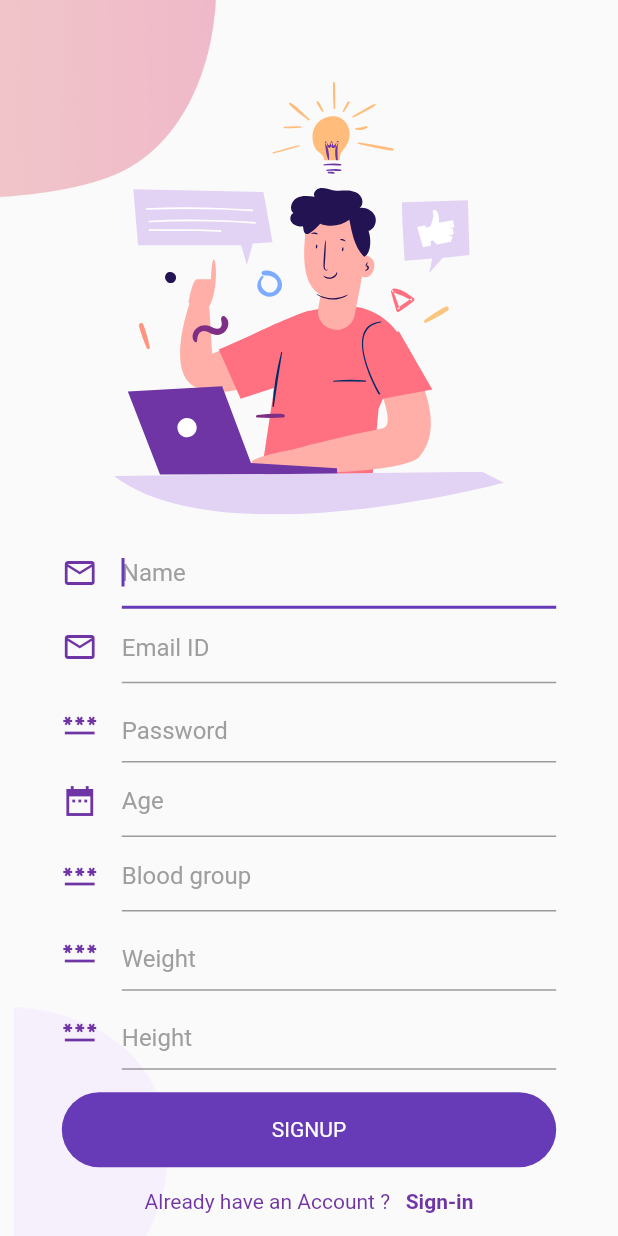
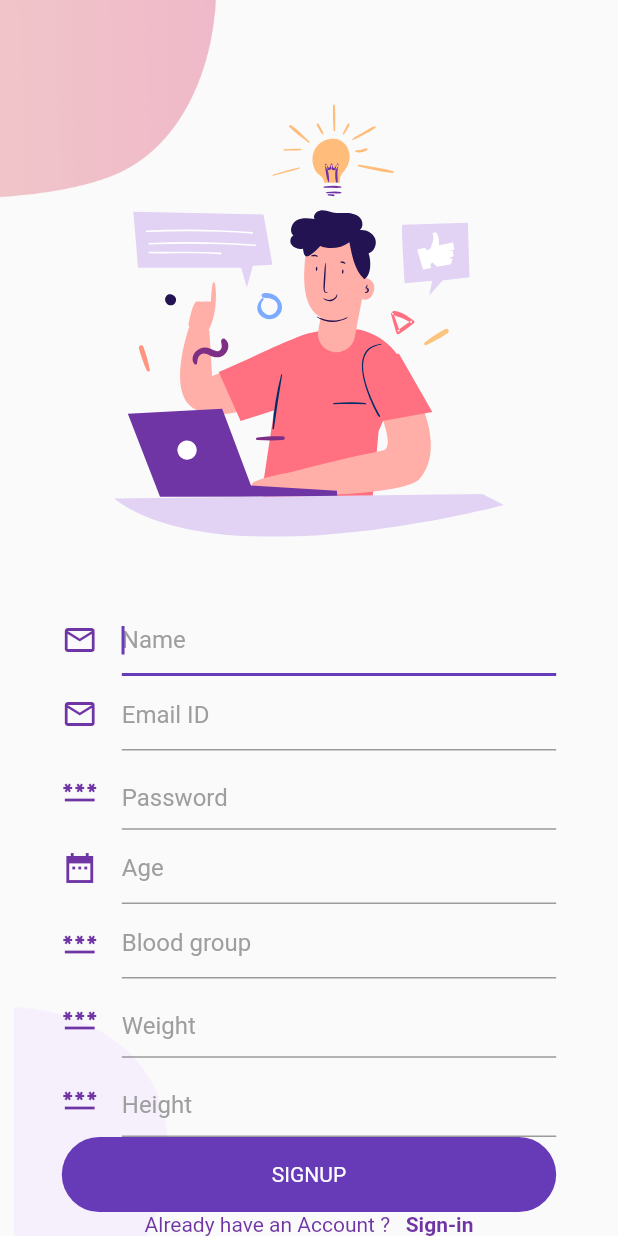
Before and after one commit to Project-Dronaid/Dronaid-App, a Flutter app: the Body widget shown alone on an empty page, opened directly, on a phone screen of 412 x 824 dp. Run offline on Flutter 3.47's test engine with Material 2 defaults, Android fonts, the phone set to English and light mode, and no system bars; our stand-ins replace cached_network_image, dio, expandable, firebase_auth, firebase_core, firebase_database and 13 more; missing offline and left inert: custom_info_window; accounts and stored records are empty; network calls fail.

Commit message:
first commit2

```diff
--- a/lib/Screens/SignUp/Body.dart
+++ b/lib/Screens/SignUp/Body.dart
@@ -127,9 +127,11 @@ class _BodyState extends State<Body> {
             SizedBox(
               height: size.height * 0.03,
             ),
-            SvgPicture.asset(
-              'assets/icons/signup.svg',
-              height: size.height * 0.35,
+            Expanded(
+              child: SvgPicture.asset(
+                'assets/icons/signup.svg',
+                height: size.height * 0.35,
+              ),
             ),
             Padding(
               padding: EdgeInsets.symmetric(horizontal: size.width*0.1),
```
